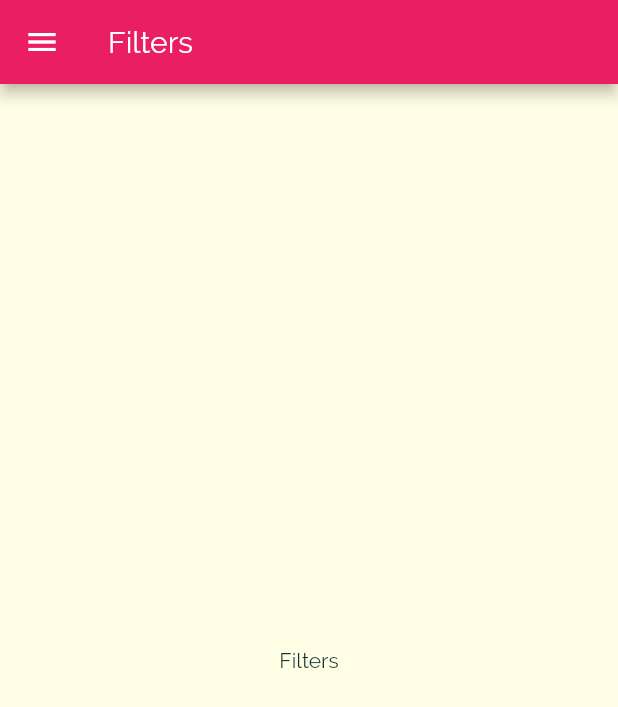
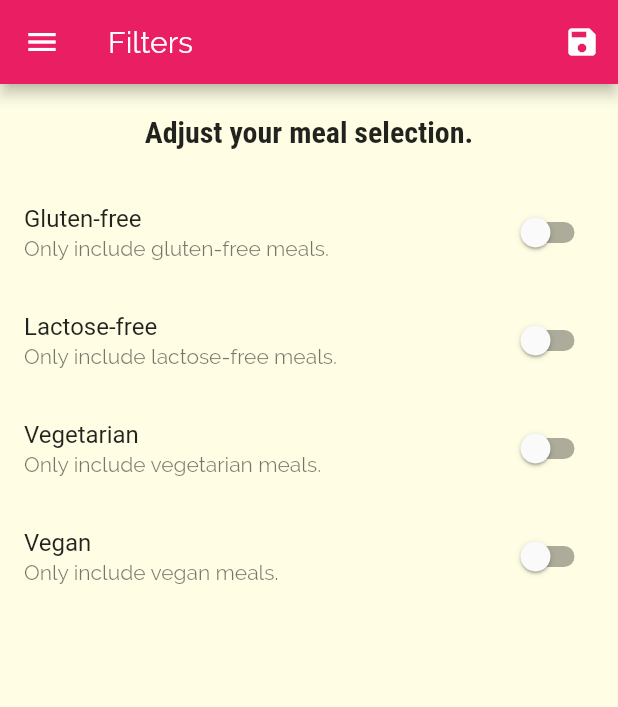
Before and after one commit to ajitaz/DeliMeals, a Flutter app: the FiltersScreen screen opened by its route, on a phone screen of 412 x 824 dp. Shown: the top 707 px of the screen. Run offline on Flutter 3.47's test engine with Material 2 defaults, Android fonts, the phone set to English and light mode, and no system bars.

Commit message:
filter logic and global state

```diff
--- a/lib/main.dart
+++ b/lib/main.dart
@@ -4,12 +4,49 @@ import './screens/category_meals_screen.dart';
 import './screens/meal_detail_screen.dart';
 import './screens/tabs_screen.dart';
 import './screens/filters_screen.dart';
+import '../models/meal.dart';
+import './dummy_data.dart';
 
 void main() {
   runApp(MyApp());
 }
 
-class MyApp extends StatelessWidget {
+class MyApp extends StatefulWidget {
+  @override
+  _MyAppState createState() => _MyAppState();
+}
+
+class _MyAppState extends State<MyApp> {
+  Map<String, bool> _filters = {
+    'gluten': false,
+    'lactose': false,
+    'vegetarian': false,
+    'vegan': false,
+  };
+
+  List <Meal> _availableMeals = DUMMY_MEALS;
+  void _setFilters(Map<String, bool>  filterData){
+    setState(() {
+      _filters = filterData;
+
+      _availableMeals = DUMMY_MEALS.where((meal) {
+        if(_filters['gluten']! && !meal.isGlutenFree){
+          return false;
+        }
+        if(_filters['lactose']! && !meal.isLactoseFree){
+          return false;
+        }
+        if(_filters['vegetarian']! && !meal.isVegetarian){
+          return false;
+        }
+        if(_filters['vegan']! && !meal.isVegan){
+          return false;
+        }
+        return true;
+      } ).toList();
+    });
+  }
+
   @override
   Widget build(BuildContext context) {
     return MaterialApp(
@@ -36,9 +73,9 @@ class MyApp extends StatelessWidget {
       initialRoute: '/',
       routes: {
         '/': (ctx) => TabsScreen(),
-        CategoryMealsScreen.routeName: (ctx) => CategoryMealsScreen(),
+        CategoryMealsScreen.routeName: (ctx) => CategoryMealsScreen(_availableMeals),
         MealDetailScreen.routeName: (ctx) => MealDetailScreen(),
-        FiltersScreen.routeName: (ctx) => FiltersScreen(),
+        FiltersScreen.routeName: (ctx) => FiltersScreen(_filters,_setFilters),
       },
       onUnknownRoute: (settings) {
         return MaterialPageRoute(builder: (ctx) => CategoriesScreen());
--- a/lib/screens/category_meals_screen.dart
+++ b/lib/screens/category_meals_screen.dart
@@ -1,10 +1,12 @@
 import 'package:flutter/material.dart';
-import '../dummy_data.dart';
 import '../widgets/meal_item.dart';
 import '../models/meal.dart';
 
 class CategoryMealsScreen extends StatefulWidget {
   static const routeName = 'category-meals';
+  final List<Meal> availableMeals;
+
+  CategoryMealsScreen(this.availableMeals);
 
   @override
   _CategoryMealsScreenState createState() => _CategoryMealsScreenState();
@@ -21,7 +23,7 @@ class _CategoryMealsScreenState extends State<CategoryMealsScreen> {
     final String categoryId = routeArgs['id'] as String;
     categoryTitle = routeArgs['title'] as String;
 
-    displayMeals = DUMMY_MEALS.where((meal) {
+    displayMeals = widget.availableMeals.where((meal) {
       return meal.categories.contains(categoryId);
     }).toList();
 
--- a/lib/screens/filters_screen.dart
+++ b/lib/screens/filters_screen.dart
@@ -1,18 +1,109 @@
 import 'package:flutter/material.dart';
 import '../widgets/main_drawer.dart';
 
-class FiltersScreen extends StatelessWidget {
+class FiltersScreen extends StatefulWidget {
   static const routeName = '/filters';
+  final Function saveFilters;
+  final Map<String, bool> currentFilters;
+  FiltersScreen(this.currentFilters, this.saveFilters);
+
+  @override
+  _FiltersScreenState createState() => _FiltersScreenState();
+}
+
+class _FiltersScreenState extends State<FiltersScreen> {
+  var _isGlutenFree = false;
+  var _isVegetarian = false;
+  var _isVegan = false;
+  var _isLactoseFree = false;
+
+  @override
+  void initState() {
+    _isGlutenFree = widget.currentFilters['gluten'] as bool;
+    _isLactoseFree = widget.currentFilters['lactose'] as bool;
+    _isVegetarian = widget.currentFilters['vegetarian'] as bool;
+    _isVegan = widget.currentFilters['vegan'] as bool;
+    super.initState();
+  }
+
+  Widget _buildSwitchListTile(String title, String description,
+      bool currentValue, Function updateValue) {
+    return SwitchListTile(
+      title: Text(title),
+      value: currentValue,
+      subtitle: Text(description),
+      onChanged: updateValue as Function(bool),
+    );
+  }
+
   @override
   Widget build(BuildContext context) {
     return Scaffold(
-      appBar: AppBar(
-        title: Text('Filters'),
-      ),
-      drawer: MainDrawer(),
-      body: Center(
-        child: Text('Filters'),
-      ),
-    );
+        appBar: AppBar(
+          title: Text('Filters'),
+          actions: [
+            IconButton(
+              icon: Icon(Icons.save),
+              onPressed: () {
+                final selectedFilters = {
+                  'gluten': _isGlutenFree,
+                  'lactose': _isLactoseFree,
+                  'vegetarian': _isVegetarian,
+                  'vegan': _isVegan,
+                };
+                widget.saveFilters(selectedFilters);
+              },
+            )
+          ],
+        ),
+        drawer: MainDrawer(),
+        body: Column(
+          children: [
+            Container(
+              padding: EdgeInsets.all(20),
+              child: Text(
+                'Adjust your meal selection.',
+                style: Theme.of(context).textTheme.title,
+              ),
+            ),
+            Expanded(
+              child: ListView(
+                children: [
+                  _buildSwitchListTile(
+                      'Gluten-free',
+                      'Only include gluten-free meals.',
+                      _isGlutenFree, (newValue) {
+                    setState(() {
+                      _isGlutenFree = newValue;
+                    });
+                  }),
+                  _buildSwitchListTile(
+                      'Lactose-free',
+                      'Only include lactose-free meals.',
+                      _isLactoseFree, (newValue) {
+                    setState(() {
+                      _isLactoseFree = newValue;
+                    });
+                  }),
+                  _buildSwitchListTile(
+                      'Vegetarian',
+                      'Only include vegetarian meals.',
+                      _isVegetarian, (newValue) {
+                    setState(() {
+                      _isVegetarian = newValue;
+                    });
+                  }),
+                  _buildSwitchListTile(
+                      'Vegan', 'Only include vegan meals.', _isVegan,
+                      (newValue) {
+                    setState(() {
+                      _isVegan = newValue;
+                    });
+                  }),
+                ],
+              ),
+            )
+          ],
+        ));
   }
 }
```
